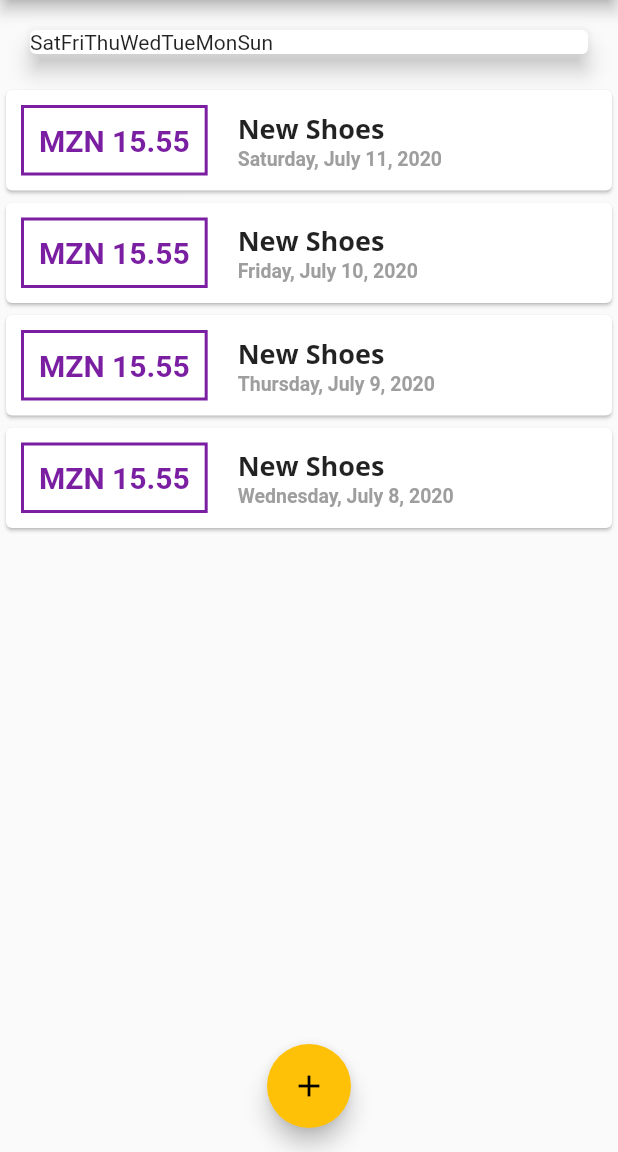
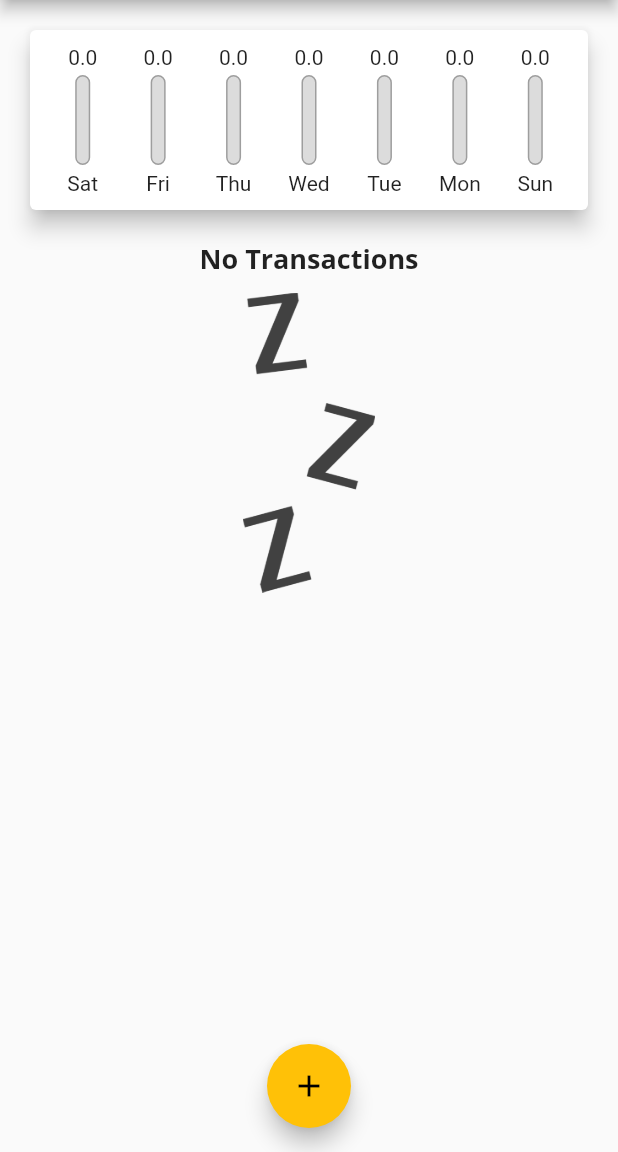
Before and after one commit to Samuel-Bie/expenses_manager, a Flutter app: the screen it shows after launch, on a phone screen of 412 x 824 dp, the part 84-1236 px from its top. Run offline on Flutter 3.47's test engine with Material 2 defaults, Android fonts, the phone set to English and light mode, and no system bars.

Commit message:
nd of chart

```diff
--- a/lib/main.dart
+++ b/lib/main.dart
@@ -48,54 +48,54 @@ class MyHomePage extends StatefulWidget {
 
 class _MyHomePageState extends State<MyHomePage> {
   final List<Transaction> _transactions = [
-    Transaction(
-      id: 't1',
-      title: "New Shoes",
-      amount: 15.55,
-      date: DateTime.now(),
-    ),
-    Transaction(
-      id: 't1',
-      title: "New Shoes",
-      amount: 15.55,
-      date: DateTime.now().subtract(Duration(days: 1)),
-    ),
-    Transaction(
-      id: 't1',
-      title: "New Shoes",
-      amount: 15.55,
-      date: DateTime.now().subtract(Duration(days: 2)),
-    ),
-    Transaction(
-      id: 't1',
-      title: "New Shoes",
-      amount: 15.55,
-      date: DateTime.now().subtract(Duration(days: 3)),
-    ),
-    Transaction(
-      id: 't1',
-      title: "New Shoes",
-      amount: 15.55,
-      date: DateTime.now().subtract(Duration(days: 4)),
-    ),
-    Transaction(
-      id: 't2',
-      title: "New Book",
-      amount: 152.02,
-      date: DateTime.now().subtract(Duration(days: 5)),
-    ),
-    Transaction(
-      id: 't3',
-      title: "New MBP",
-      amount: 15.22,
-      date: DateTime.now().subtract(Duration(days: 6)),
-    ),
-    Transaction(
-      id: 't4',
-      title: "Party",
-      amount: 15.26,
-      date: DateTime.now().subtract(Duration(days: 7)),
-    ),
+    // Transaction(
+    //   id: 't1',
+    //   title: "New Shoes",
+    //   amount: 15.55,
+    //   date: DateTime.now(),
+    // ),
+    // Transaction(
+    //   id: 't1',
+    //   title: "New Shoes",
+    //   amount: 15.55,
+    //   date: DateTime.now().subtract(Duration(days: 1)),
+    // ),
+    // Transaction(
+    //   id: 't1',
+    //   title: "New Shoes",
+    //   amount: 15.55,
+    //   date: DateTime.now().subtract(Duration(days: 2)),
+    // ),
+    // Transaction(
+    //   id: 't1',
+    //   title: "New Shoes",
+    //   amount: 15.55,
+    //   date: DateTime.now().subtract(Duration(days: 3)),
+    // ),
+    // Transaction(
+    //   id: 't1',
+    //   title: "New Shoes",
+    //   amount: 15.55,
+    //   date: DateTime.now().subtract(Duration(days: 4)),
+    // ),
+    // Transaction(
+    //   id: 't2',
+    //   title: "New Book",
+    //   amount: 152.02,
+    //   date: DateTime.now().subtract(Duration(days: 5)),
+    // ),
+    // Transaction(
+    //   id: 't3',
+    //   title: "New MBP",
+    //   amount: 15.22,
+    //   date: DateTime.now().subtract(Duration(days: 6)),
+    // ),
+    // Transaction(
+    //   id: 't4',
+    //   title: "Party",
+    //   amount: 15.26,
+    //   date: DateTime.now().subtract(Duration(days: 7)),
+    // ),
   ];
 
   List<Transaction> get _recentTransactions {
@@ -147,11 +147,8 @@ class _MyHomePageState extends State<MyHomePage> {
         child: Column(
           crossAxisAlignment: CrossAxisAlignment.stretch,
           children: <Widget>[
-            Container(
-              width: double.infinity,
-              child: Chart(
-                recentTransactions: _recentTransactions,
-              ),
+            Chart(
+              recentTransactions: _recentTransactions,
             ),
             TransactionList(_transactions),
           ],
--- a/lib/widgets/chart.dart
+++ b/lib/widgets/chart.dart
@@ -1,4 +1,5 @@
 import 'package:expenses_manager/models/transation.dart';
+import 'package:expenses_manager/widgets/chart_bar.dart';
 import 'package:flutter/material.dart';
 import 'package:intl/intl.dart';
 
@@ -7,7 +8,7 @@ class Chart extends StatelessWidget {
 
   Chart({@required this.recentTransactions});
 
-  List<Map<String, Object>> get groupedTransactionValues {
+  List<Map<String, Object>> get _groupedTransactionValues {
     return List.generate(7, (index) {
       final weekDay = DateTime.now().subtract(Duration(days: index));
       double sum = 0;
@@ -17,9 +18,15 @@ class Chart extends StatelessWidget {
             element.date.year == weekDay.year) sum += element.amount;
       });
       return {
-        'day': DateFormat.E().format(weekDay),
-        'amount': sum,
+        'label': DateFormat.E().format(weekDay),
+        'amount': sum.toStringAsFixed(0),
       };
+    });
+  }
+
+  double get _maxSpending {
+    return _groupedTransactionValues.fold(0.0, (sum, element) {
+      return sum + double.parse(element["amount"]);
     });
   }
 
@@ -28,10 +35,25 @@ class Chart extends StatelessWidget {
     return Card(
       elevation: 6,
       margin: EdgeInsets.all(20),
-      child: Row(
-        children: groupedTransactionValues.map((e) {
-          return Text(e["day"]);
-        }).toList(),
+      child: Padding(
+        padding: EdgeInsets.all(10),
+        child: Row(
+          mainAxisAlignment: MainAxisAlignment.spaceAround,
+          children: _groupedTransactionValues.map((e) {
+            var label = e["label"];
+            var amount = double.parse(e["amount"]);
+            var percentage =
+                _maxSpending <= 0.0 ? 0.0 : (amount / _maxSpending);
+            return Flexible(
+              fit: FlexFit.tight,
+              child: ChartBar(
+                label: label,
+                amount: amount,
+                percentage: percentage,
+              ),
+            );
+          }).toList(),
+        ),
       ),
     );
   }
--- /dev/null
+++ b/lib/widgets/chart_bar.dart
@@ -0,0 +1,48 @@
+import 'package:flutter/material.dart';
+
+class ChartBar extends StatelessWidget {
+  final String label;
+  final double percentage;
+  final double amount;
+
+  const ChartBar({this.label, this.percentage, this.amount});
+  @override
+  Widget build(BuildContext context) {
+    return Column(
+      children: <Widget>[
+        FittedBox(child: Text("$amount")),
+        SizedBox(
+          height: 4,
+        ),
+        Container(
+          height: 60,
+          width: 10,
+          child: Stack(
+            children: <Widget>[
+              Container(
+                decoration: BoxDecoration(
+                  border: Border.all(color: Colors.grey, width: 1),
+                  color: Color.fromRGBO(220, 220, 220, 1),
+                  borderRadius: BorderRadius.circular(10),
+                ),
+              ),
+              FractionallySizedBox(
+                heightFactor: percentage,
+                child: Container(
+                  decoration: BoxDecoration(
+                    color: Theme.of(context).primaryColor,
+                    borderRadius: BorderRadius.circular(10),
+                  ),
+                ),
+              )
+            ],
+          ),
+        ),
+        SizedBox(
+          height: 4,
+        ),
+        Text('$label'),
+      ],
+    );
+  }
+}
```
